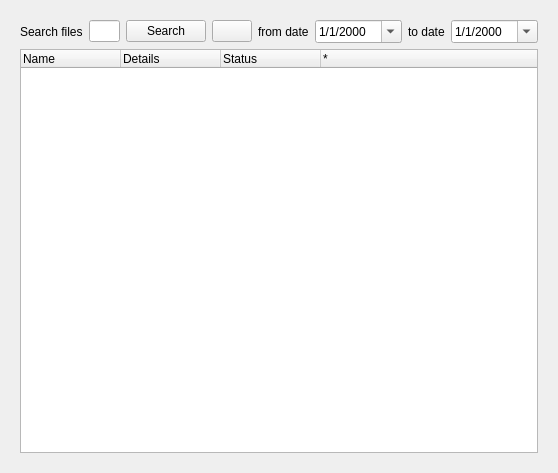
Before: the Qt Designer form galacteek/ui/forms/seeds.ui in pinnaculum/galacteek, drawn with Qt 5.
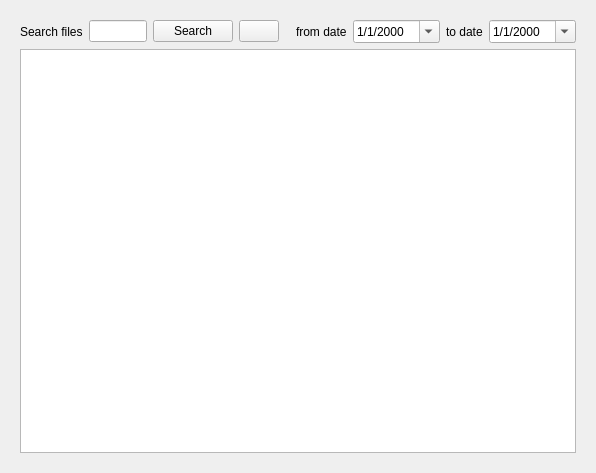
After: the same form once the commit is applied. Icons and pictures are not drawn.

Patch:
```diff
--- a/galacteek/ui/forms/seeds.ui
+++ b/galacteek/ui/forms/seeds.ui
@@ -6,7 +6,7 @@
    <rect>
     <x>0</x>
     <y>0</y>
-    <width>558</width>
+    <width>596</width>
     <height>473</height>
    </rect>
   </property>
@@ -76,6 +76,12 @@
                 <iconset resource="../galacteek.qrc">
                  <normaloff>:/share/icons/cancel.png</normaloff>:/share/icons/cancel.png</iconset>
                </property>
+               <property name="iconSize">
+                <size>
+                 <width>32</width>
+                 <height>32</height>
+                </size>
+               </property>
               </widget>
              </item>
              <item>
@@ -132,8 +138,14 @@
            </item>
            <item>
             <widget class="QTreeWidget" name="treeAllSeeds">
-             <attribute name="headerVisible">
+             <property name="sortingEnabled">
+              <bool>false</bool>
+             </property>
+             <property name="wordWrap">
               <bool>true</bool>
+             </property>
+             <attribute name="headerVisible">
+              <bool>false</bool>
              </attribute>
              <column>
               <property name="text">
```
